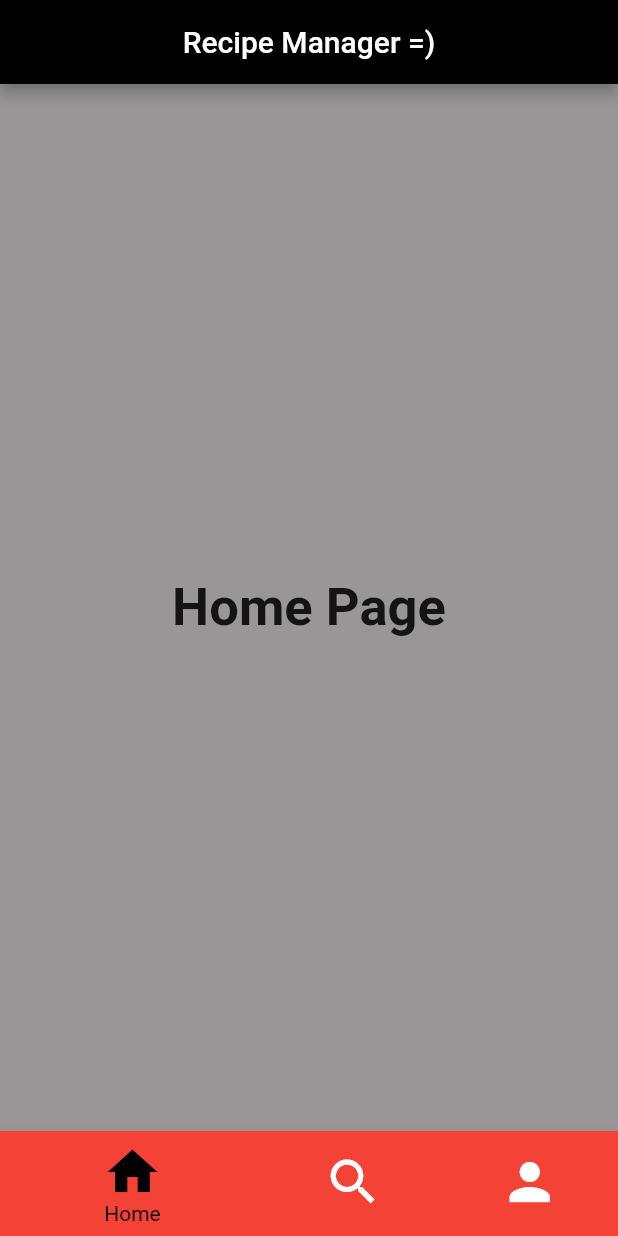
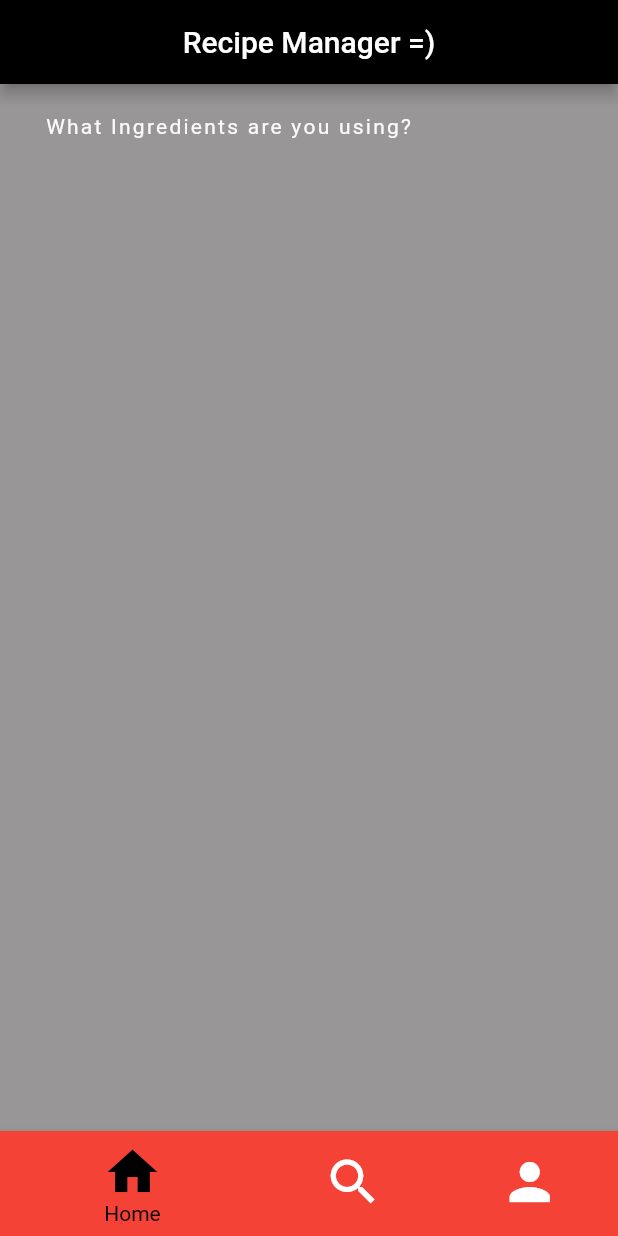
Before and after one commit to imkiddingbro/TheVeterans, a Flutter app: the screen it shows after launch, on a phone screen of 412 x 824 dp. Run offline on Flutter 3.47's test engine with Material 2 defaults, Android fonts, the light colour scheme and no system bars.

Commit message:
adding a question to ask the user what ingredients they are using

```diff
--- a/recipemanager/lib/main.dart
+++ b/recipemanager/lib/main.dart
@@ -48,6 +48,15 @@ class MyNavigationBarState extends State<MyNavigationBar> {
         title: const Center(child: Text('Recipe Manager =)')),
         backgroundColor: Colors.black,
       ),
+      body: Padding(
+          padding: EdgeInsets.fromLTRB(30.0, 20.0, 30.0, 0.0),
+          child: Column(children: <Widget>[
+            Text('What Ingredients are you using?',
+                style: TextStyle(
+                  color: Color.fromARGB(255, 252, 250, 250),
+                  letterSpacing: 1.5,
+                ))
+          ])),
       body: Center(
         child: _widgetOptions.elementAt(_selectedIndex),
       ),
```
